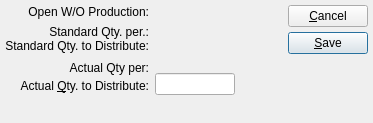
This is xtuple/trunk/guiclient/changeQtyToDistributeFromBreeder.ui in WooodHead/xtuple as Qt 5 draws it before an edit. The edited form follows.
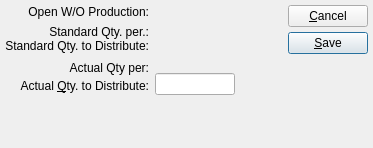
This is the edited form. Custom widgets are drawn as their Qt base class.

What changed in the file:
```diff
--- a/xtuple/trunk/guiclient/changeQtyToDistributeFromBreeder.ui
+++ b/xtuple/trunk/guiclient/changeQtyToDistributeFromBreeder.ui
@@ -9,7 +9,7 @@
     <x>0</x>
     <y>0</y>
     <width>373</width>
-    <height>123</height>
+    <height>148</height>
    </rect>
   </property>
   <property name="windowTitle" >
@@ -24,20 +24,11 @@
    </property>
    <item>
     <layout class="QHBoxLayout" >
-     <property name="margin" >
-      <number>0</number>
-     </property>
      <property name="spacing" >
       <number>7</number>
      </property>
      <item>
       <layout class="QGridLayout" >
-       <property name="margin" >
-        <number>0</number>
-       </property>
-       <property name="spacing" >
-        <number>6</number>
-       </property>
        <item row="0" column="0" >
         <widget class="QLabel" name="_openWoQtyLit" >
          <property name="text" >
@@ -66,9 +57,6 @@
        </item>
        <item row="2" column="1" >
         <layout class="QVBoxLayout" >
-         <property name="margin" >
-          <number>0</number>
-         </property>
          <property name="spacing" >
           <number>0</number>
          </property>
@@ -113,9 +101,6 @@
        </item>
        <item row="1" column="0" >
         <layout class="QVBoxLayout" >
-         <property name="margin" >
-          <number>0</number>
-         </property>
          <property name="spacing" >
           <number>0</number>
          </property>
@@ -143,9 +128,6 @@
        </item>
        <item row="2" column="0" >
         <layout class="QVBoxLayout" >
-         <property name="margin" >
-          <number>0</number>
-         </property>
          <property name="spacing" >
           <number>0</number>
          </property>
@@ -176,9 +158,6 @@
        </item>
        <item row="1" column="1" >
         <layout class="QVBoxLayout" >
-         <property name="margin" >
-          <number>0</number>
-         </property>
          <property name="spacing" >
           <number>0</number>
          </property>
@@ -220,9 +199,6 @@
      </item>
      <item>
       <layout class="QHBoxLayout" >
-       <property name="margin" >
-        <number>0</number>
-       </property>
        <property name="spacing" >
         <number>0</number>
        </property>
@@ -244,9 +220,6 @@
        </item>
        <item>
         <layout class="QVBoxLayout" >
-         <property name="margin" >
-          <number>0</number>
-         </property>
          <property name="spacing" >
           <number>5</number>
          </property>
@@ -313,6 +286,11 @@
  <layoutdefault spacing="6" margin="11" />
  <pixmapfunction>qPixmapFromMimeSource</pixmapfunction>
  <customwidgets>
+  <customwidget>
+   <class>XLabel</class>
+   <extends>QLabel</extends>
+   <header>xlabel.h</header>
+  </customwidget>
   <customwidget>
    <class>XLineEdit</class>
    <extends>QLineEdit</extends>
```
Left out of the diff: 33 changed lines with no effect on the pictures.
